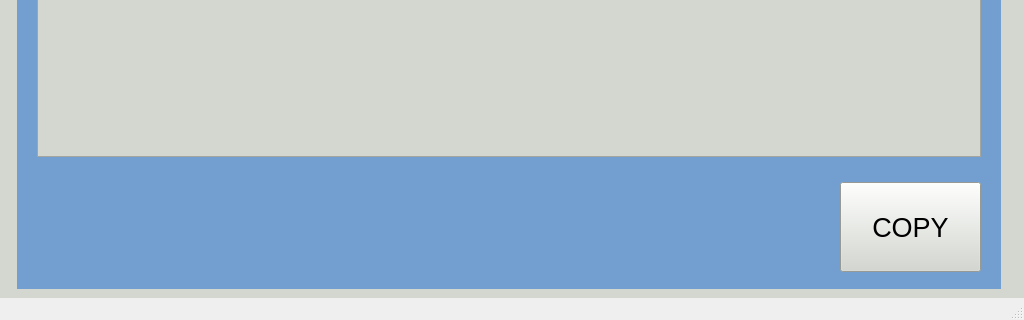
This is logswindow.ui in kartikeya8973/emu_hmi_app as Qt 5 draws it before an edit; both pictures show x 0 to 1024 and y 448 to 768 of the 1024 by 768 pixel window. The edited form follows.
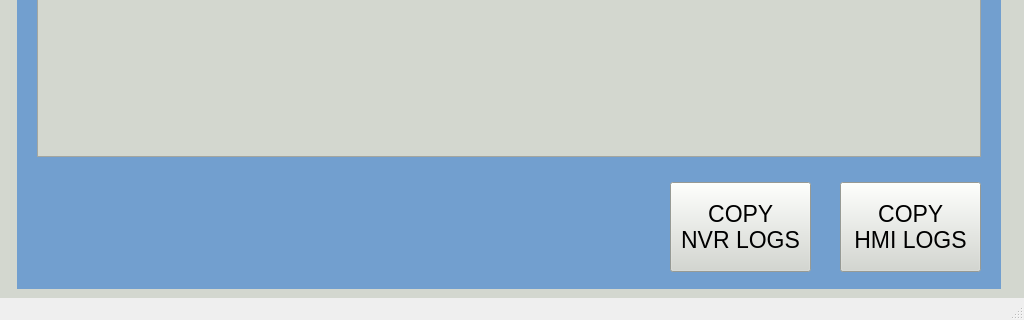
This is the edited form. The open tabs and pages were chosen to show the change. Icons and pictures are not drawn.

```diff
--- a/logswindow.ui
+++ b/logswindow.ui
@@ -381,7 +381,7 @@
        <rect>
         <x>37</x>
         <y>527</y>
-        <width>371</width>
+        <width>581</width>
         <height>81</height>
        </rect>
       </property>
@@ -415,6 +415,37 @@
      <widget class="QPushButton" name="pushButton_copy">
       <property name="geometry">
        <rect>
+        <x>670</x>
+        <y>530</y>
+        <width>141</width>
+        <height>90</height>
+       </rect>
+      </property>
+      <property name="font">
+       <font>
+        <pointsize>17</pointsize>
+        <weight>50</weight>
+        <bold>false</bold>
+       </font>
+      </property>
+      <property name="text">
+       <string>COPY 
+NVR LOGS</string>
+      </property>
+      <property name="icon">
+       <iconset resource="icons.qrc">
+        <normaloff>:/new/icons/copy.png</normaloff>:/new/icons/copy.png</iconset>
+      </property>
+      <property name="iconSize">
+       <size>
+        <width>25</width>
+        <height>25</height>
+       </size>
+      </property>
+     </widget>
+     <widget class="QPushButton" name="pushButton_copy_hmi_logs">
+      <property name="geometry">
+       <rect>
         <x>840</x>
         <y>530</y>
         <width>141</width>
@@ -423,13 +454,14 @@
       </property>
       <property name="font">
        <font>
-        <pointsize>20</pointsize>
+        <pointsize>17</pointsize>
         <weight>50</weight>
         <bold>false</bold>
        </font>
       </property>
       <property name="text">
-       <string>COPY</string>
+       <string>COPY 
+HMI LOGS</string>
       </property>
       <property name="icon">
        <iconset resource="icons.qrc">
```
